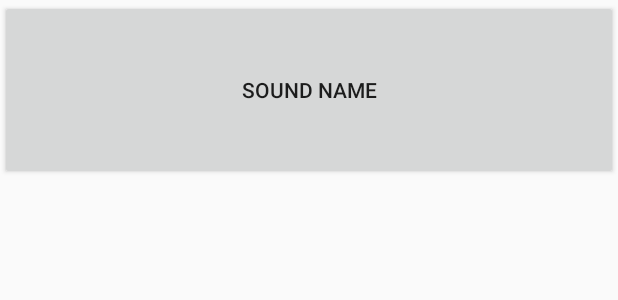
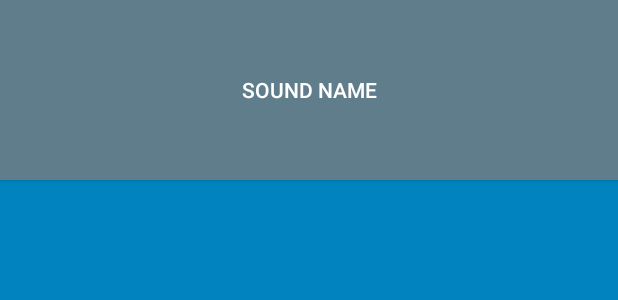
Before and after one commit to udxbb/BeatBox-Practice, an Android app: the layout list_item_sound.xml on its own in the app's theme, with its tools: preview values and no code run, on a phone screen of 412 x 824 dp. Shown: the top 300 px of the screen. Run offline under Robolectric (Android 15) with nearby library versions, the light colour scheme and no system bars.

Commit message:
chapter 22

```diff
--- a/BeatBox/app/src/main/res/layout/list_item_sound.xml
+++ b/BeatBox/app/src/main/res/layout/list_item_sound.xml
@@ -12,8 +12,11 @@
     <Button
         android:layout_width="match_parent"
         android:layout_height="120dp"
+        android:background="?android:attr/colorAccent"
         android:text="@{viewModel.title}"
         android:onClick="@{() -> viewModel.onButtonClicked()}"
         tools:text="Sound name" />
 
 </layout>
+
+    <!--style="@style/BeatBoxButton.Strong"-->
--- a/BeatBox/app/src/main/res/values/colors.xml
+++ b/BeatBox/app/src/main/res/values/colors.xml
@@ -3,4 +3,10 @@
     <color name="colorPrimary">#3F51B5</color>
     <color name="colorPrimaryDark">#303F9F</color>
     <color name="colorAccent">#FF4081</color>
+
+    <color name="red">#F44336</color>
+    <color name="dark_red">#C3352B</color>
+    <color name="gray">#607D8B</color>
+    <color name="soothing_blue">#0083BF</color>
+    <color name="dark_blue">#005A8A</color>
 </resources>
--- a/BeatBox/app/src/main/res/values/styles.xml
+++ b/BeatBox/app/src/main/res/values/styles.xml
@@ -1,11 +1,22 @@
 <resources>
 
     <!-- Base application theme. -->
-    <style name="AppTheme" parent="Base.Theme.AppCompat.Light.DarkActionBar">
+    <style name="AppTheme" parent="Base.Theme.AppCompat">
         <!-- Customize your theme here. -->
-        <item name="colorPrimary">@color/colorPrimary</item>
-        <item name="colorPrimaryDark">@color/colorPrimaryDark</item>
-        <item name="colorAccent">@color/colorAccent</item>
+        <item name="colorPrimary">@color/red</item>
+        <item name="colorPrimaryDark">@color/dark_red</item>
+        <item name="colorAccent">@color/gray</item>
+
+        <item name="android:windowBackground">@color/soothing_blue</item>
+        <item name="buttonStyle">@style/BeatBoxButton</item>
     </style>
 
+    <style name="BeatBoxButton" parent="Widget.AppCompat.Button">
+        <item name="android:background">@color/dark_blue</item>
+    </style>
+
+    <!--<style name="BeatBoxButton.Strong">-->
+        <!--<item name="android:textStyle">bold</item>-->
+    <!--</style>-->
+
 </resources>
```
